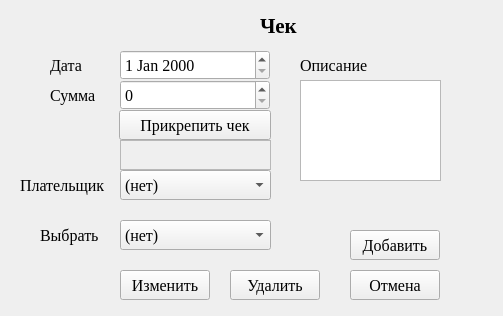
Before: the Qt Designer form my_helper/my_helper/designer_ui/bills.ui in SmolPO/vertical, drawn with Qt 5.
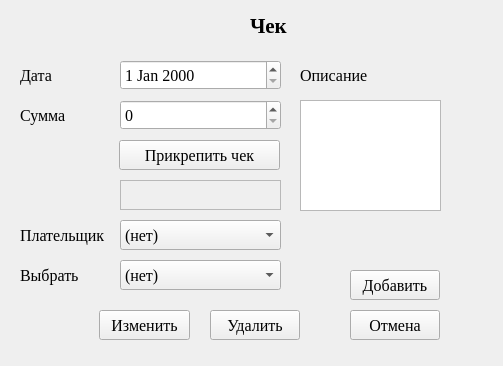
After: the same form once the commit is applied.

```diff
--- a/my_helper/my_helper/designer_ui/bills.ui
+++ b/my_helper/my_helper/designer_ui/bills.ui
@@ -7,7 +7,7 @@
     <x>0</x>
     <y>0</y>
     <width>503</width>
-    <height>316</height>
+    <height>366</height>
    </rect>
   </property>
   <property name="windowTitle">
@@ -17,8 +17,8 @@
    <property name="geometry">
     <rect>
      <x>120</x>
-     <y>50</y>
-     <width>150</width>
+     <y>60</y>
+     <width>161</width>
      <height>30</height>
     </rect>
    </property>
@@ -33,8 +33,8 @@
    <property name="geometry">
     <rect>
      <x>120</x>
-     <y>80</y>
-     <width>150</width>
+     <y>100</y>
+     <width>161</width>
      <height>30</height>
     </rect>
    </property>
@@ -49,8 +49,8 @@
    <property name="geometry">
     <rect>
      <x>120</x>
-     <y>170</y>
-     <width>151</width>
+     <y>220</y>
+     <width>161</width>
      <height>30</height>
     </rect>
    </property>
@@ -70,9 +70,9 @@
    <property name="geometry">
     <rect>
      <x>300</x>
-     <y>80</y>
+     <y>100</y>
      <width>141</width>
-     <height>101</height>
+     <height>111</height>
     </rect>
    </property>
    <property name="font">
@@ -85,7 +85,7 @@
   <widget class="QLabel" name="label">
    <property name="geometry">
     <rect>
-     <x>260</x>
+     <x>250</x>
      <y>10</y>
      <width>81</width>
      <height>31</height>
@@ -106,7 +106,7 @@
    <property name="geometry">
     <rect>
      <x>350</x>
-     <y>230</y>
+     <y>270</y>
      <width>90</width>
      <height>30</height>
     </rect>
@@ -125,7 +125,7 @@
    <property name="geometry">
     <rect>
      <x>350</x>
-     <y>270</y>
+     <y>310</y>
      <width>90</width>
      <height>30</height>
     </rect>
@@ -144,8 +144,8 @@
    <property name="geometry">
     <rect>
      <x>119</x>
-     <y>110</y>
-     <width>152</width>
+     <y>140</y>
+     <width>161</width>
      <height>30</height>
     </rect>
    </property>
@@ -163,7 +163,7 @@
    <property name="geometry">
     <rect>
      <x>300</x>
-     <y>50</y>
+     <y>60</y>
      <width>91</width>
      <height>30</height>
     </rect>
@@ -182,7 +182,7 @@
    <property name="geometry">
     <rect>
      <x>20</x>
-     <y>170</y>
+     <y>220</y>
      <width>91</width>
      <height>30</height>
     </rect>
@@ -200,8 +200,8 @@
   <widget class="QLabel" name="label_4">
    <property name="geometry">
     <rect>
-     <x>50</x>
-     <y>80</y>
+     <x>20</x>
+     <y>100</y>
      <width>49</width>
      <height>30</height>
     </rect>
@@ -219,8 +219,8 @@
   <widget class="QLabel" name="label_5">
    <property name="geometry">
     <rect>
-     <x>50</x>
-     <y>50</y>
+     <x>20</x>
+     <y>60</y>
      <width>49</width>
      <height>30</height>
     </rect>
@@ -239,8 +239,8 @@
    <property name="geometry">
     <rect>
      <x>120</x>
-     <y>220</y>
-     <width>151</width>
+     <y>260</y>
+     <width>161</width>
      <height>30</height>
     </rect>
    </property>
@@ -259,8 +259,8 @@
   <widget class="QLabel" name="label_6">
    <property name="geometry">
     <rect>
-     <x>40</x>
-     <y>220</y>
+     <x>20</x>
+     <y>260</y>
      <width>90</width>
      <height>30</height>
     </rect>
@@ -278,9 +278,9 @@
   <widget class="QPushButton" name="b_change">
    <property name="geometry">
     <rect>
-     <x>120</x>
-     <y>270</y>
-     <width>90</width>
+     <x>99</x>
+     <y>310</y>
+     <width>91</width>
      <height>30</height>
     </rect>
    </property>
@@ -297,8 +297,8 @@
   <widget class="QPushButton" name="b_kill">
    <property name="geometry">
     <rect>
-     <x>230</x>
-     <y>270</y>
+     <x>210</x>
+     <y>310</y>
      <width>90</width>
      <height>30</height>
     </rect>
@@ -317,8 +317,8 @@
    <property name="geometry">
     <rect>
      <x>120</x>
-     <y>140</y>
-     <width>151</width>
+     <y>180</y>
+     <width>161</width>
      <height>30</height>
     </rect>
    </property>
```
